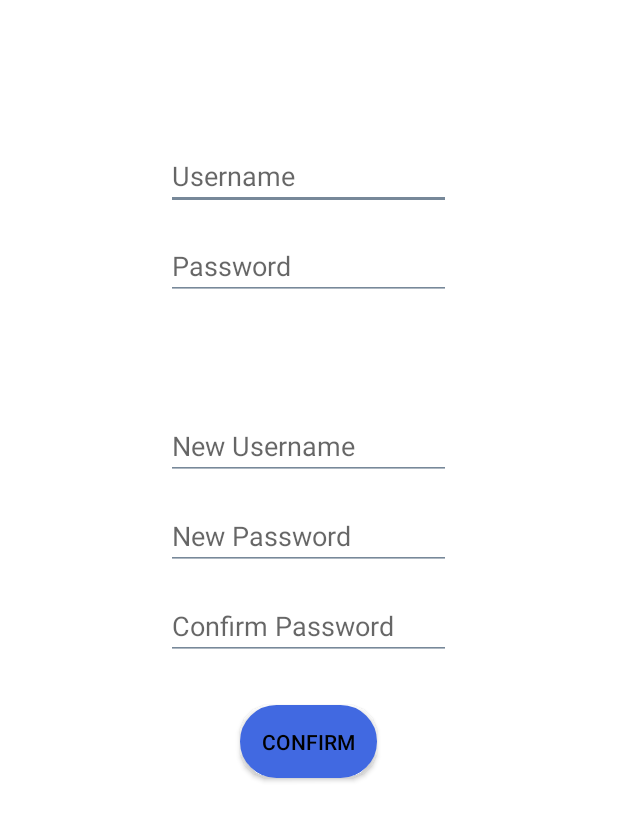
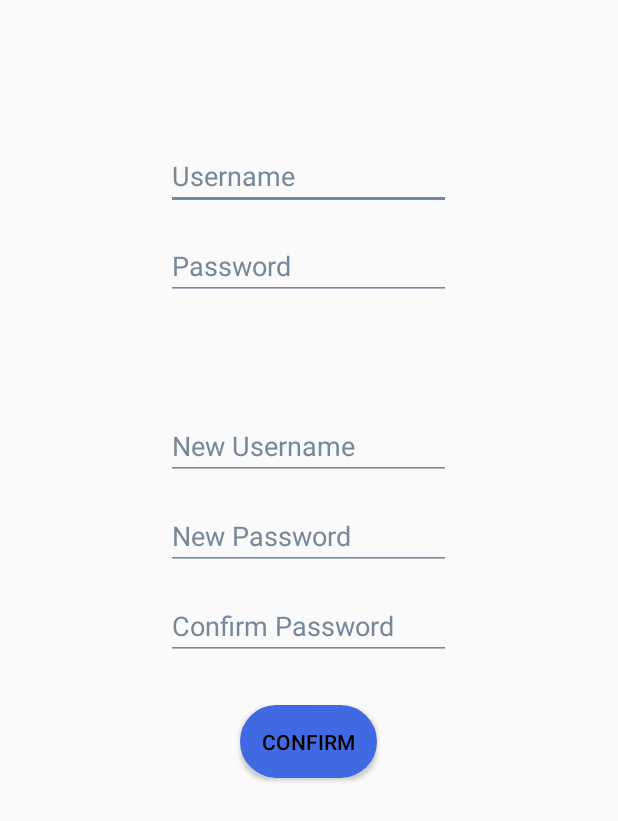
Before and after one commit to schmude23/Kitchen, an Android app: the EditProfileActivity screen opened directly, with no data from a screen before it, on a phone screen of 412 x 824 dp. Shown: the top 821 px of the screen. Run offline under Robolectric (Android 15) with nearby library versions, the phone set to English and light mode, and no system bars.

Commit message:
theme update

```diff
--- a/app/src/main/res/layout/activity_edit_profile.xml
+++ b/app/src/main/res/layout/activity_edit_profile.xml
@@ -5,8 +5,7 @@
     android:layout_width="match_parent"
     android:layout_height="match_parent"
     android:orientation="vertical"
-    android:gravity="center_horizontal"
-    android:background="@color/white">
+    android:gravity="center_horizontal">
 
     <EditText
         android:id="@+id/edit_username"
@@ -14,7 +13,9 @@
         android:layout_height="40dp"
         android:layout_marginTop="100dp"
         android:hint="Username"
-        app:backgroundTint="?attr/editTextColor"/>
+        app:backgroundTint="?attr/editTextColor"
+        android:textColor="?attr/editTextColor"
+        android:textColorHint="?attr/editTextColor"/>
 
     <EditText
         android:id="@+id/edit_password"
@@ -22,7 +23,9 @@
         android:layout_height="40dp"
         android:layout_marginTop="20dp"
         android:hint="Password"
-        app:backgroundTint="?attr/editTextColor"/>
+        app:backgroundTint="?attr/editTextColor"
+        android:textColor="?attr/editTextColor"
+        android:textColorHint="?attr/editTextColor"/>
 
     <EditText
         android:id="@+id/new_username"
@@ -30,7 +33,9 @@
         android:layout_height="40dp"
         android:layout_marginTop="80dp"
         android:hint="New Username"
-        app:backgroundTint="?attr/editTextColor"/>
+        app:backgroundTint="?attr/editTextColor"
+        android:textColor="?attr/editTextColor"
+        android:textColorHint="?attr/editTextColor"/>
 
     <EditText
         android:id="@+id/new_password"
@@ -38,7 +43,9 @@
         android:layout_height="40dp"
         android:layout_marginTop="20dp"
         android:hint="New Password"
-        app:backgroundTint="?attr/editTextColor"/>
+        app:backgroundTint="?attr/editTextColor"
+        android:textColor="?attr/editTextColor"
+        android:textColorHint="?attr/editTextColor"/>
 
     <EditText
         android:id="@+id/cnf_new_password"
@@ -46,7 +53,9 @@
         android:layout_height="40dp"
         android:layout_marginTop="20dp"
         android:hint="Confirm Password"
-        app:backgroundTint="?attr/editTextColor"/>
+        app:backgroundTint="?attr/editTextColor"
+        android:textColor="?attr/editTextColor"
+        android:textColorHint="?attr/editTextColor"/>
 
     <Button
         android:id="@+id/cnf_edit_profile"
```
